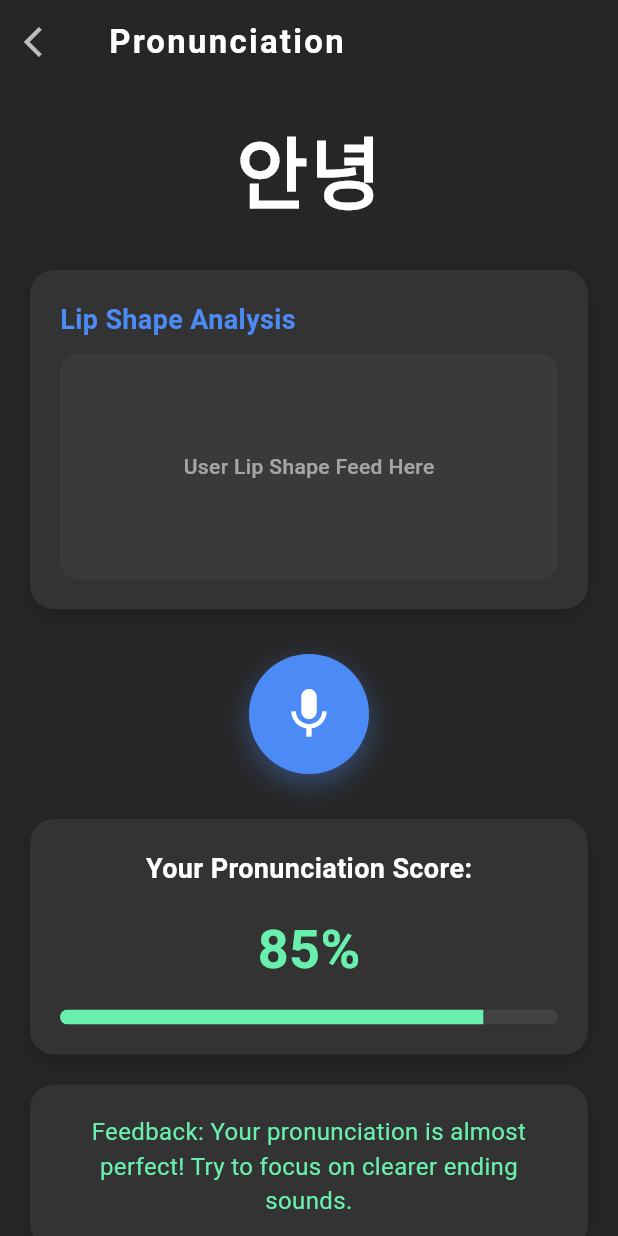
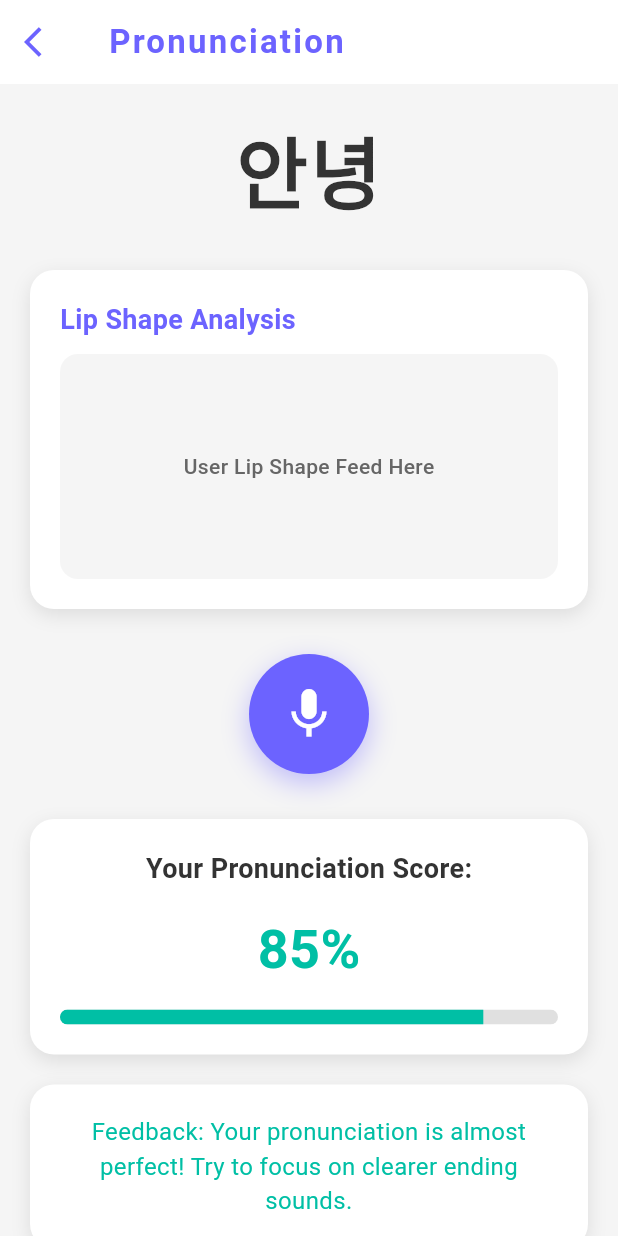
Before and after one commit to GraduationProject-SayUp/SayUP-Front, a Flutter app: the DashboardPage screen opened directly, after a tap on "Go to Pronunciation", on a phone screen of 412 x 824 dp. Run offline on Flutter 3.47's test engine with Material 3 defaults, Android fonts, the light colour scheme and no system bars; our stand-ins replace flutter_secure_storage, permission_handler, speech_to_text; missing offline and left inert: flutter_sound; accounts and stored records are empty; Roboto replaces fonts that are missing (Poppins).

Commit message:
색,명암 수정, 시작(signin이미지 변경)

```diff
--- a/lib/DashboardPage.dart
+++ b/lib/DashboardPage.dart
@@ -12,24 +12,22 @@ class DashboardPage extends StatelessWidget {
   Widget build(BuildContext context) {
     return Scaffold(
       appBar: AppBar(
-        backgroundColor: Colors.transparent,
+        backgroundColor: Colors.white,
         elevation: 0,
         centerTitle: true,
         title: Text(
           'Dashboard',
           style: TextStyle(
-              color: Colors.white,
-              fontSize: 22,
+              color: Color(0xFF6C63FF), // 보라색 텍스트
+              fontSize: 24,
               fontWeight: FontWeight.bold,
               letterSpacing: 1.2
           ),
         ),
-        // 앱바 아이콘 테마 설정
-        iconTheme: IconThemeData(color: Colors.white),
-        // 선택적으로 오른쪽에 액션 아이콘 추가 가능
+        iconTheme: IconThemeData(color: Color(0xFF6C63FF)), // 보라색 아이콘
         actions: [
           IconButton(
-            icon: Icon(Icons.person), // 프로필 아이콘
+            icon: Icon(Icons.person),
             onPressed: () {
               Navigator.push(
                 context,
@@ -39,19 +37,15 @@ class DashboardPage extends StatelessWidget {
           ),
           IconButton(
             icon: Icon(Icons.settings),
-            onPressed: () {
-              // 설정 페이지로 이동 또는 설정 모달 표시
-            },
+            onPressed: () {},
           ),
         ],
       ),
-      // 배경색을 어두운 그레이로 변경
-      backgroundColor: Color(0xFF262626),
+      backgroundColor: Color(0xFFF5F5F5), // 밝은 회색 배경
       body: Center(
         child: Column(
-          mainAxisAlignment: MainAxisAlignment.center, // 세로 중앙 정렬
+          mainAxisAlignment: MainAxisAlignment.center,
           children: [
-            // 음성 녹음 버튼
             _buildStyledButton(
                 context,
                 text: "Go to Voice Recorder",
@@ -62,8 +56,7 @@ class DashboardPage extends StatelessWidget {
                   );
                 }
             ),
-            const SizedBox(height: 20), // 버튼 사이의 간격 추가
-            // 채팅 버튼
+            const SizedBox(height: 20),
             _buildStyledButton(
                 context,
                 text: "Go to Chat",
@@ -86,8 +79,7 @@ class DashboardPage extends StatelessWidget {
                   );
                 }
             ),
-            const SizedBox(height: 20), // 버튼 사이의 간격 추가
-            // Roleplay 버튼 추가
+            const SizedBox(height: 20),
             _buildStyledButton(
               context,
               text: "Go to Roleplay",
@@ -104,29 +96,19 @@ class DashboardPage extends StatelessWidget {
     );
   }
 
-  // 재사용 가능한 스타일화된 버튼 위젯
-  Widget _buildStyledButton(
-      BuildContext context, {
-        required String text,
-        required VoidCallback onPressed
-      }) {
+  Widget _buildStyledButton(BuildContext context, {required String text, required VoidCallback onPressed}) {
     return Container(
-      width: 250, // 고정 너비
+      width: 250,
       decoration: BoxDecoration(
         gradient: LinearGradient(
-          colors: [
-            Color(0xFF3A6FF7), // 밝은 블루
-            Color(0xFF3A6FF7).withOpacity(0.8), // 살짝 어두운 블루
-          ],
+          colors: [Color(0xFF6C63FF), Color(0xFF00BFA5)], // 그라데이션 색상 변경
           begin: Alignment.topLeft,
           end: Alignment.bottomRight,
         ),
-        // 둥근 모서리
         borderRadius: BorderRadius.circular(15),
-        // 부드러운 그림자 효과
         boxShadow: [
           BoxShadow(
-            color: Colors.black.withOpacity(0.2),
+            color: Colors.black.withOpacity(0.1), // 더 부드러운 그림자
             spreadRadius: 2,
             blurRadius: 5,
             offset: Offset(0, 3),
@@ -135,7 +117,6 @@ class DashboardPage extends StatelessWidget {
       ),
       child: ElevatedButton(
         onPressed: onPressed,
-        // 버튼 스타일 제거 (배경색 투명)
         style: ElevatedButton.styleFrom(
           backgroundColor: Colors.transparent,
           shadowColor: Colors.transparent,
--- a/lib/PronunciationPage.dart
+++ b/lib/PronunciationPage.dart
@@ -19,7 +19,6 @@ class _PronunciationPracticePageState
     super.initState();
     _initializeRecorder();
   }
-
   /// 녹음기 초기화
   Future<void> _initializeRecorder() async {
     try {
@@ -54,26 +53,25 @@ class _PronunciationPracticePageState
     _recorderService.dispose();
     super.dispose();
   }
-
   @override
   Widget build(BuildContext context) {
     return Scaffold(
-      backgroundColor: Color(0xFF262626),
+      backgroundColor: Color(0xFFF5F5F5), // 밝은 회색 배경
       appBar: AppBar(
-        backgroundColor: Colors.transparent,
+        backgroundColor: Colors.white,
         elevation: 0,
         centerTitle: false,
         title: Text(
           'Pronunciation',
           style: TextStyle(
-            color: Colors.white,
+            color: Color(0xFF6C63FF), // 보라색 텍스트
             letterSpacing: 1.5,
             fontWeight: FontWeight.w600,
           ),
         ),
-        iconTheme: IconThemeData(color: Colors.white),
+        iconTheme: IconThemeData(color: Color(0xFF6C63FF)), // 보라색 아이콘
         leading: IconButton(
-          icon: Icon(Icons.arrow_back_ios, color: Colors.white70),
+          icon: Icon(Icons.arrow_back_ios, color: Color(0xFF6C63FF)), // 보라색 아이콘
           onPressed: () => Navigator.pop(context),
         ),
       ),
@@ -87,7 +85,7 @@ class _PronunciationPracticePageState
               Text(
                 '안녕',
                 style: TextStyle(
-                  color: Color(0xFFFFFFFF),
+                  color: Color(0xFF333333), // 어두운 회색 텍스트
                   fontSize: 52,
                   fontWeight: FontWeight.bold,
                   letterSpacing: 1.2,
@@ -113,11 +111,11 @@ class _PronunciationPracticePageState
     return Container(
       width: double.infinity,
       decoration: BoxDecoration(
-        color: Color(0xFF333333),
+        color: Colors.white, // 흰색 배경
         borderRadius: BorderRadius.circular(16),
         boxShadow: [
           BoxShadow(
-            color: Colors.black.withOpacity(0.2),
+            color: Colors.black.withOpacity(0.1), // 부드러운 그림자
             blurRadius: 10,
             offset: Offset(0, 4),
           ),
@@ -131,7 +129,7 @@ class _PronunciationPracticePageState
             Text(
               'Lip Shape Analysis',
               style: TextStyle(
-                color: Color(0xFF4C8BF5),
+                color: Color(0xFF6C63FF), // 보라색 텍스트
                 fontSize: 18,
                 fontWeight: FontWeight.w600,
               ),
@@ -141,14 +139,14 @@ class _PronunciationPracticePageState
               height: 150,
               width: double.infinity,
               decoration: BoxDecoration(
-                color: Color(0xFF3A3A3A),
+                color: Color(0xFFF5F5F5), // 밝은 회색 배경
                 borderRadius: BorderRadius.circular(12),
               ),
               child: Center(
                 child: Text(
                   'User Lip Shape Feed Here',
                   style: TextStyle(
-                    color: Colors.white54,
+                    color: Color(0xFF666666), // 중간 회색 텍스트
                     fontWeight: FontWeight.w500,
                   ),
                 ),
@@ -170,12 +168,12 @@ class _PronunciationPracticePageState
         shape: BoxShape.circle,
         color: _isRecording
             ? Color(0xFFFF4E4E)  // 밝은 빨간색
-            : Color(0xFF4C8BF5), // 기존 파란색
+            : Color(0xFF6C63FF), // 보라색
         boxShadow: [
           BoxShadow(
             color: _isRecording
                 ? Color(0xFFFF4E4E).withOpacity(0.4)
-                : Color(0xFF4C8BF5).withOpacity(0.4),
+                : Color(0xFF6C63FF).withOpacity(0.4),
             blurRadius: 15,
             offset: Offset(0, 6),
           ),
@@ -202,11 +200,11 @@ class _PronunciationPracticePageState
     return Container(
       width: double.infinity,
       decoration: BoxDecoration(
-        color: Color(0xFF333333),
+        color: Colors.white, // 흰색 배경
         borderRadius: BorderRadius.circular(16),
         boxShadow: [
           BoxShadow(
-            color: Colors.black.withOpacity(0.2),
+            color: Colors.black.withOpacity(0.1), // 부드러운 그림자
             blurRadius: 10,
             offset: Offset(0, 4),
           ),
@@ -219,7 +217,7 @@ class _PronunciationPracticePageState
             Text(
               'Your Pronunciation Score:',
               style: TextStyle(
-                color: Colors.white,
+                color: Color(0xFF333333), // 어두운 회색 텍스트
                 fontSize: 18,
                 fontWeight: FontWeight.w600,
               ),
@@ -228,7 +226,7 @@ class _PronunciationPracticePageState
             Text(
               '85%',
               style: TextStyle(
-                color: Colors.greenAccent,
+                color: Color(0xFF00BFA5), // 청록색 텍스트
                 fontSize: 36,
                 fontWeight: FontWeight.bold,
               ),
@@ -238,8 +236,8 @@ class _PronunciationPracticePageState
               borderRadius: BorderRadius.circular(10),
               child: LinearProgressIndicator(
                 value: 0.85,
-                backgroundColor: Colors.grey[800],
-                valueColor: AlwaysStoppedAnimation<Color>(Colors.greenAccent),
+                backgroundColor: Colors.grey[300], // 밝은 회색 배경
+                valueColor: AlwaysStoppedAnimation<Color>(Color(0xFF00BFA5)), // 청록색
                 minHeight: 10,
               ),
             ),
@@ -253,11 +251,11 @@ class _PronunciationPracticePageState
     return Container(
       width: double.infinity,
       decoration: BoxDecoration(
-        color: Color(0xFF333333),
+        color: Colors.white, // 흰색 배경
         borderRadius: BorderRadius.circular(16),
         boxShadow: [
           BoxShadow(
-            color: Colors.black.withOpacity(0.2),
+            color: Colors.black.withOpacity(0.1), // 부드러운 그림자
             blurRadius: 10,
             offset: Offset(0, 4),
           ),
@@ -269,7 +267,7 @@ class _PronunciationPracticePageState
           'Feedback: Your pronunciation is almost perfect! Try to focus on clearer ending sounds.',
           textAlign: TextAlign.center,
           style: TextStyle(
-            color: Colors.greenAccent,
+            color: Color(0xFF00BFA5), // 청록색 텍스트
             fontSize: 16,
             fontWeight: FontWeight.w400,
           ),
```
Also changed, not shown: lib/Chatting.dart (+20 -23 lines), lib/MyPage.dart (+18 -24 lines), lib/RoleplayPage.dart (+15 -14 lines), lib/SignIn.dart (+6 -14 lines), lib/SignUp.dart (+5 -11 lines), lib/VoiceRecord.dart (+10 -9 lines), lib/main.dart (+10 -9 lines), assets/images/sayup_image -2.jpg (added), assets/images/sayup_image.jpg (added), pubspec.lock, 1 other file. Lines whose indentation alone changed are shown as unchanged.
